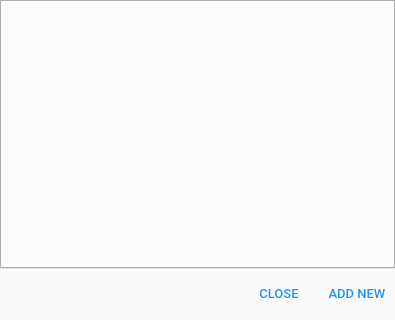
First picture: the form in views/taskdialog.ui, repository ChechenItza/Daily-Planner, before the edit.
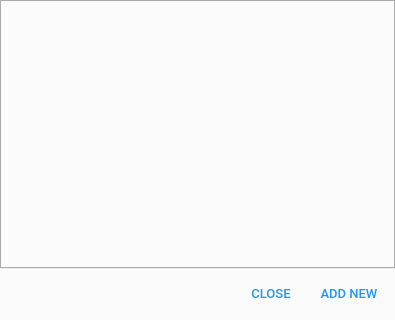
Second picture: the form after the edit.

Commit message: transfer some responsibilities from task dialog to material dialog template

What changed in the file:
```diff
--- a/views/taskdialog.ui
+++ b/views/taskdialog.ui
@@ -507,7 +507,7 @@
           <number>0</number>
          </property>
          <property name="rightMargin">
-          <number>0</number>
+          <number>8</number>
          </property>
          <item>
           <spacer name="horizontalSpacer">
```
The commit also changes 3 other files.
